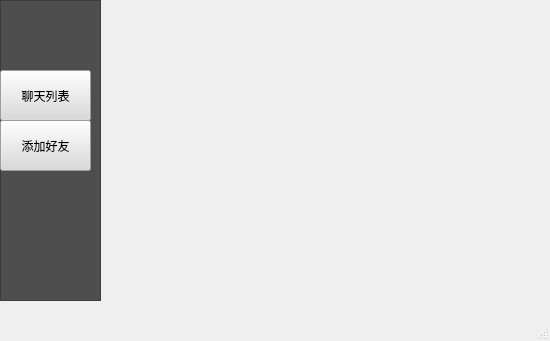
Old version of the form litechat_interface.ui in the repository joshmiao/LiteChat.
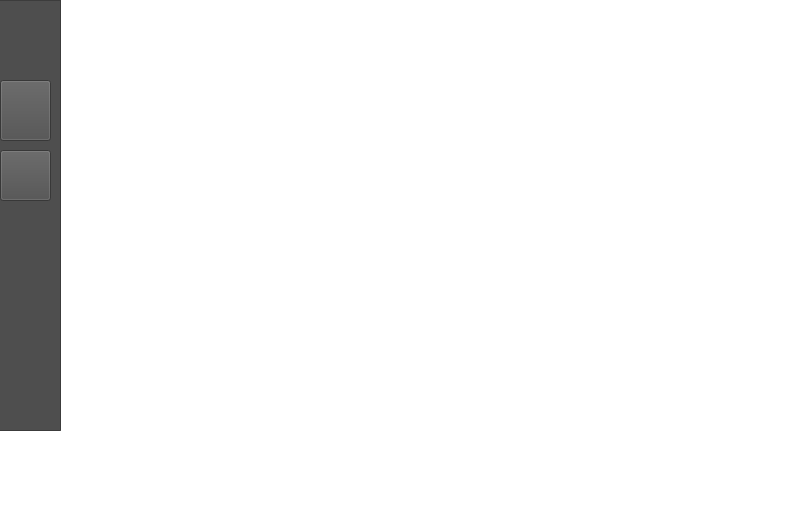
New version of the form. Icons and pictures are not drawn.

Diff of the .ui file:
```diff
--- a/litechat_interface.ui
+++ b/litechat_interface.ui
@@ -6,24 +6,27 @@
    <rect>
     <x>0</x>
     <y>0</y>
-    <width>550</width>
-    <height>341</height>
+    <width>794</width>
+    <height>522</height>
    </rect>
   </property>
   <property name="windowTitle">
    <string>MainWindow</string>
   </property>
+  <property name="styleSheet">
+   <string notr="true">background-color: rgb(255, 255, 255);</string>
+  </property>
   <widget class="QWidget" name="centralwidget">
    <widget class="QWidget" name="horizontalLayoutWidget">
     <property name="geometry">
      <rect>
       <x>50</x>
       <y>0</y>
-      <width>491</width>
-      <height>301</height>
+      <width>731</width>
+      <height>431</height>
      </rect>
     </property>
-    <layout class="QHBoxLayout" name="horizontalLayout" stretch="">
+    <layout class="QHBoxLayout" name="horizontalLayout">
      <property name="spacing">
       <number>0</number>
      </property>
@@ -35,10 +38,10 @@
    <widget class="QFrame" name="frame">
     <property name="geometry">
      <rect>
-      <x>0</x>
+      <x>-10</x>
       <y>0</y>
-      <width>101</width>
-      <height>301</height>
+      <width>71</width>
+      <height>431</height>
      </rect>
     </property>
     <property name="styleSheet">
@@ -53,33 +56,52 @@
     <widget class="QPushButton" name="pushButton">
      <property name="geometry">
       <rect>
-       <x>0</x>
-       <y>70</y>
-       <width>91</width>
-       <height>51</height>
+       <x>10</x>
+       <y>80</y>
+       <width>51</width>
+       <height>61</height>
       </rect>
      </property>
      <property name="styleSheet">
-      <string notr="true">background-color:rgb(218, 218, 218)</string>
+      <string notr="true">background-color: rgb(78, 78, 78);
+border-image: url(:/img/chatlist1.png);</string>
      </property>
      <property name="text">
-      <string>聊天列表</string>
+      <string/>
      </property>
     </widget>
     <widget class="QPushButton" name="pushButton_2">
      <property name="geometry">
       <rect>
-       <x>0</x>
-       <y>120</y>
-       <width>91</width>
+       <x>10</x>
+       <y>150</y>
+       <width>51</width>
        <height>51</height>
       </rect>
      </property>
      <property name="styleSheet">
-      <string notr="true">background-color:rgb(218, 218, 218)</string>
+      <string notr="true">background-color: rgb(78, 78, 78);
+border-image: url(:/img/addfriend1.png);
+</string>
      </property>
      <property name="text">
-      <string>添加好友</string>
+      <string/>
+     </property>
+    </widget>
+    <widget class="QLabel" name="label">
+     <property name="geometry">
+      <rect>
+       <x>10</x>
+       <y>10</y>
+       <width>51</width>
+       <height>51</height>
+      </rect>
+     </property>
+     <property name="styleSheet">
+      <string notr="true">border-image: url(:/img/Customer Copy.png);</string>
+     </property>
+     <property name="text">
+      <string/>
      </property>
     </widget>
    </widget>
```
Left out of the diff: 2 changed lines with no effect on the pictures.
